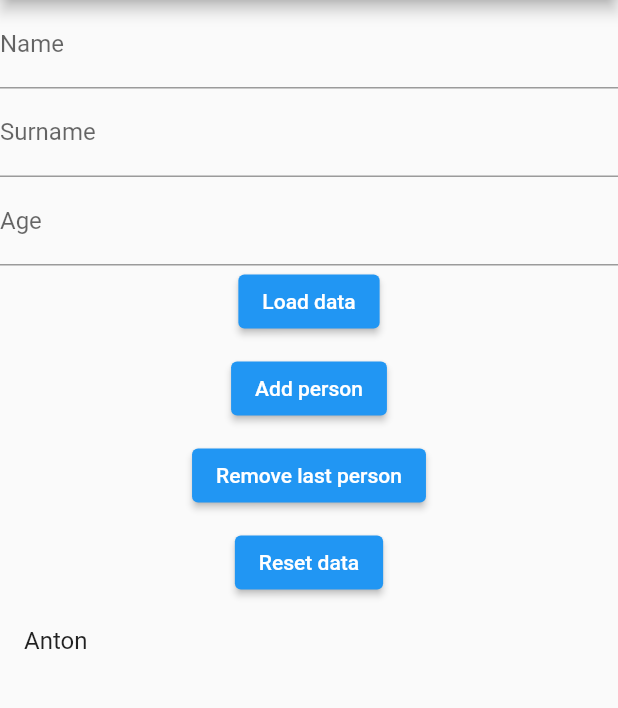
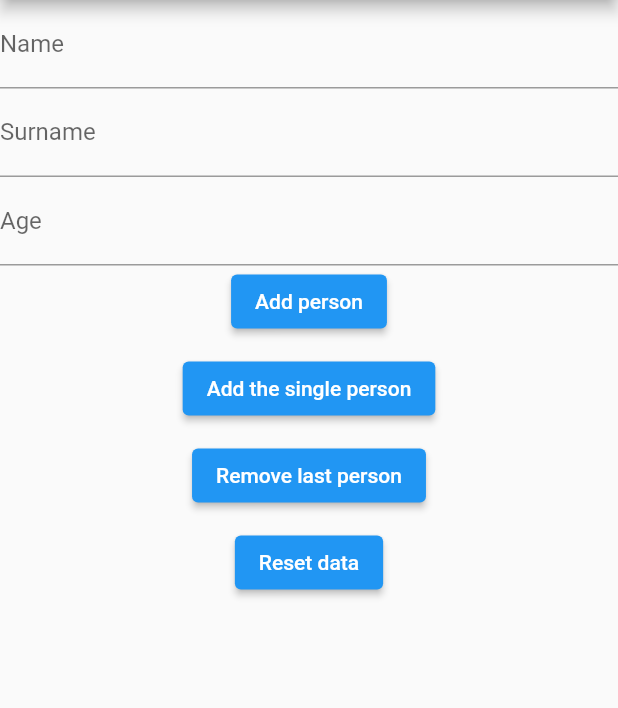
Before and after one commit to kiriruru/flutter_json, a Flutter app: the screen it shows after launch, after a tap on "Add person", on a phone screen of 412 x 824 dp, the part 84-792 px from its top. Run offline on Flutter 3.47's test engine with Material 2 defaults, Android fonts, the phone set to English and light mode, and no system bars.

Commit message:
create function to add person from Form

```diff
--- a/assets/example.json
+++ b/assets/example.json
@@ -1 +1 @@
-[{"name":"Anton","surname":"Krasnih","age":31},{"name":"Anton","surname":"Krasnih","age":31},{"name":"Anton","surname":"Krasnih","age":31},{"name":"Anton","surname":"Krasnih","age":31},{"name":"Anton","surname":"Krasnih","age":31},{"name":"Anton","surname":"Krasnih","age":31},{"name":"Anton","surname":"Krasnih","age":31},{"name":"Anton","surname":"Krasnih","age":31},{"name":"Anton","surname":"Krasnih","age":31},{"name":"Anton","surname":"Krasnih","age":31},{"name":"Anton","surname":"Krasnih","age":31},{"name":"Anton","surname":"Krasnih","age":31},{"name":"Anton","surname":"Krasnih","age":31},{"name":"Anton","surname":"Krasnih","age":31}]
+[{"name":"Ali","surname":"Begov","age":25},{"name":"Alimardon","surname":"b","age":6},{"name":"Ekarfe","surname":"Duno","age":4}]
--- a/lib/main.dart
+++ b/lib/main.dart
@@ -35,6 +35,13 @@ class _MyHomePageState extends State<MyHomePage> {
 
   List<Person> _items = [];
   final File file = File('assets/example.json');
+  bool isActiveButton = false;
+
+  final _formKey = GlobalKey<FormState>();
+  Person personOnCreate = Person();
+  // TextEditingController _controllerName = TextEditingController();
+  // TextEditingController _controllerSurname = TextEditingController();
+  // TextEditingController _controllerAge = TextEditingController();
 
   String initialJsonData =
       '[{"name":"Ali","surname":"Begov","age":25},{"name":"Alimardon","surname":"b","age":6},{"name":"Ekarfe","surname":"Duno","age":4}]';
@@ -42,42 +49,36 @@ class _MyHomePageState extends State<MyHomePage> {
 
 // CRUD
 
+// Future<void> readJsonData() async {
+  //   final String jsonData = await file.readAsString();
+  //   final json = jsonDecode(jsonData) as List<dynamic>;
+  //   final people =
+  //       json.map((e) => Person.fromJson(e as Map<String, dynamic>)).toList();
+  //   setState(() => _items = people);
+  // }
+
+  Future<void> addJsonData(Person newPerson) async {
+    setState(() => _items.add(newPerson));
+    final jsonDataUpdated = jsonEncode(_items);
+    await file.writeAsString(jsonDataUpdated);
+  }
+
+  Future<void> removeLastJsonData() async {
+    if (_items.isNotEmpty) {
+      setState(() => {_items.removeLast()});
+      final jsonDataUpdated = jsonEncode(_items);
+      await file.writeAsString(jsonDataUpdated);
+    }
+  }
+
   Future<void> resetJsonData() async {
     final json = jsonDecode(initialJsonData) as List<dynamic>;
     final people = json
         .map((dynamic e) => Person.fromJson(e as Map<String, dynamic>))
         .toList();
-
     setState(() => _items = people);
     final jsonDataUpdated = jsonEncode(_items);
     await file.writeAsString(jsonDataUpdated);
-  }
-
-  Future<void> readJsonData() async {
-    final String jsonData = await file.readAsString();
-    final json = jsonDecode(jsonData) as List<dynamic>;
-
-    final people =
-        json.map((e) => Person.fromJson(e as Map<String, dynamic>)).toList();
-
-    setState(() => _items = people);
-  }
-
-  Future<void> addJsonData(Person newPerson) async {
-    // final json = newPerson.toJson();
-    setState(() => _items.add(newPerson));
-
-    final jsonDataUpdated = jsonEncode(_items);
-    await file.writeAsString(jsonDataUpdated);
-  }
-
-  Future<void> removeLastJsonData() async {
-    if (_items.length > 0) {
-      setState(() => {_items.removeLast()});
-
-      final jsonDataUpdated = jsonEncode(_items);
-      await file.writeAsString(jsonDataUpdated);
-    }
   }
 
   @override
@@ -89,41 +90,63 @@ class _MyHomePageState extends State<MyHomePage> {
         body: Column(
           children: <Widget>[
             Form(
-              child: TextFormField(
-                controller: TextEditingController(),
-                decoration: const InputDecoration(
-                  labelText: 'Name',
+              key: _formKey,
+              child: Column(
+                children: [
+                  TextFormField(
+                    // controller: _controllerName,
+                    // onChanged: (value) {
+                    //   value.isNotEmpty
+                    //       ? setState(() => isActiveButton = true)
+                    //       : null;
+                    // },
+                    onChanged: (value) => value.isNotEmpty
+                        ? setState(() => isActiveButton = true)
+                        : setState(() => isActiveButton = false),
+                    onSaved: ((value) =>
+                        setState(() => personOnCreate.name = value)),
+                    decoration: const InputDecoration(labelText: 'Name'),
                   ),
-                validator: (value) => value == null ? 'Name is required' : null,
+                  TextFormField(
+                    onChanged: (value) => value.isNotEmpty
+                        ? setState(() => isActiveButton = true)
+                        : setState(() => isActiveButton = false),
+                    onSaved: ((value) =>
+                        setState(() => personOnCreate.surname = value)),
+                    decoration: const InputDecoration(labelText: 'Surname'),
                   ),
-            ),
-            Form(
-              child: TextFormField(
-                controller: TextEditingController(),
-                decoration: const InputDecoration(
-                  labelText: 'Surname',
-                ),
-                validator: (value) =>
-                    value == null ? 'Surname is required' : null,
-              ),
-            ),
-            Form(
-              child: TextFormField(
-                controller: TextEditingController(),
-                decoration: const InputDecoration(
-                  labelText: 'Age',
-                ),
-                validator: (value) => value == null ? 'Age is required' : null,
-              ),
+                  TextFormField(
+                    keyboardType: TextInputType.number,
+                    onSaved: (value) {
+                      if (value == null ||
+                          value.isEmpty && personOnCreate.name != "") {
+                        setState(() => personOnCreate.age = null);
+                      } else if (personOnCreate.name != "" ||
+                          personOnCreate.surname != "") {
+                        personOnCreate.age = int.tryParse(value ?? '') ?? null;
+                      }
+                    },
+                    decoration: const InputDecoration(labelText: 'Age'),
                   ),
                   ElevatedButton(
-              onPressed: () => readJsonData(),
-              child: Text("Load data"),
+                    onPressed: () => {
+                      if (isActiveButton == true)
+                        {
+                          _formKey.currentState?.save(),
+                          addJsonData(personOnCreate),
+                          personOnCreate = Person(),
+                        },
+                      if (isActiveButton == false) null
+                    },
+                    child: Text("Add person"),
+                  ),
+                ],
+              ),
             ),
             SizedBox(height: 10),
             ElevatedButton(
               onPressed: () => addJsonData(personOne),
-              child: Text("Add person"),
+              child: Text("Add the single person"),
             ),
             SizedBox(height: 10),
             ElevatedButton(
@@ -139,17 +162,22 @@ class _MyHomePageState extends State<MyHomePage> {
               child: ListView.builder(
                 itemCount: _items.length,
                 itemBuilder: (context, index) {
-                  var element = _items[index];
-
-                  return ListTile(
-                    title: Text("${element.name}"),
-                    trailing: Row(
+                  return Row(
                     mainAxisSize: MainAxisSize.min,
                     children: <Widget>[
-                        Text(""),
-                        Text(""),
+                      SizedBox(
+                        width: 200,
+                        child: Text("${_items[index].name}"),
+                      ),
+                      SizedBox(
+                        width: 200,
+                        child: Text("${_items[index].surname}"),
+                      ),
+                      SizedBox(
+                        width: 200,
+                        child: Text("${_items[index].age}"),
+                      ),
                     ],
-                    ),
                   );
                 },
               ),
@@ -192,3 +220,13 @@ class _MyHomePageState extends State<MyHomePage> {
 //           ],
 //         ),
 //       ),
+
+// validator: (value) {
+//   if (value == null || value.isEmpty) {
+//     return 'Please enter a number';
+//   }
+//   if (double.tryParse(value) == null) {
+//     return 'Please enter a valid number';
+//   }
+//   return null;
+// },
```
Lines whose indentation alone changed are shown as unchanged.
